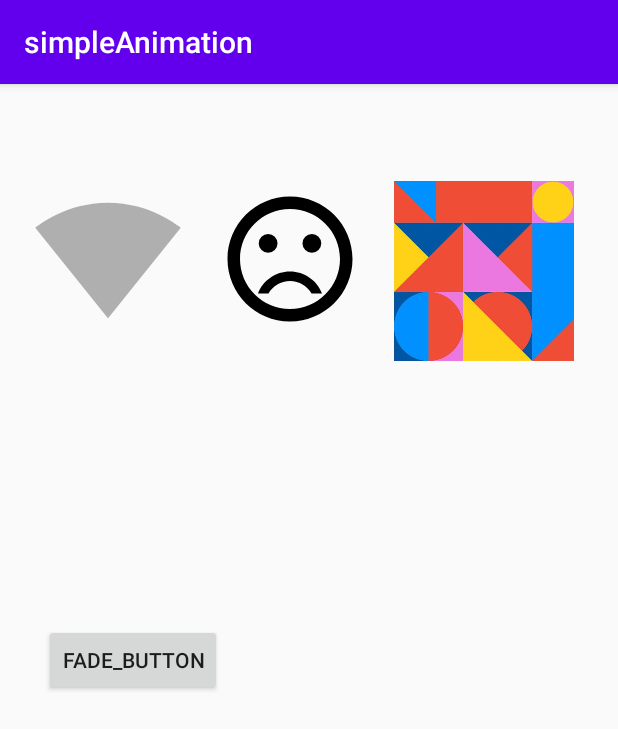
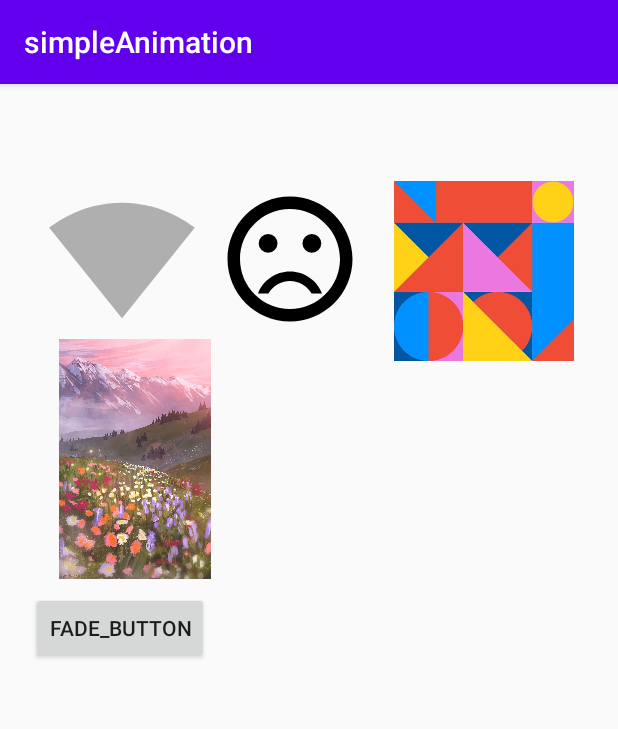
Before and after one commit to gordon-cs/cps350-2020-api-animations_transitions-hagen, an Android app: the screen it shows after launch (MainActivity), on a phone screen of 412 x 824 dp. Shown: the top 729 px of the screen. Run offline under Robolectric (Android 15) with nearby library versions, the phone set to English and light mode, and no system bars.

Commit message:
trying to get image to fade

```diff
--- a/simpleAnimation/app/src/main/res/layout/activity_main.xml
+++ b/simpleAnimation/app/src/main/res/layout/activity_main.xml
@@ -15,7 +15,7 @@
         app:layout_constraintLeft_toLeftOf="parent"
         app:layout_constraintRight_toRightOf="parent"
         app:layout_constraintBottom_toBottomOf="parent"
-        app:layout_constraintHorizontal_bias=".07"
+        app:layout_constraintHorizontal_bias=".1"
         app:layout_constraintVertical_bias=".1"
         android:contentDescription="@string/image"/>
 
@@ -47,14 +47,15 @@
 
     <ImageView
         android:id="@+id/image3"
-        android:layout_width="100dp"
-        android:layout_height="100dp"
+        android:layout_width="160dp"
+        android:layout_height="160dp"
         app:layout_constraintTop_toTopOf="parent"
         app:layout_constraintLeft_toLeftOf="parent"
         app:layout_constraintRight_toRightOf="parent"
         app:layout_constraintBottom_toBottomOf="parent"
-        app:layout_constraintVertical_bias=".3"
-        app:layout_constraintHorizontal_bias=".15"
+        app:layout_constraintVertical_bias=".28"
+        app:layout_constraintHorizontal_bias=".04"
+        android:src="@drawable/flowers"
         android:contentDescription="@string/image_fade"/>
 
 
@@ -66,7 +67,8 @@
         app:layout_constraintLeft_toLeftOf="parent"
         app:layout_constraintRight_toRightOf="parent"
         app:layout_constraintBottom_toBottomOf="parent"
-        app:layout_constraintHorizontal_bias=".1"
+        app:layout_constraintHorizontal_bias=".07"
+        app:layout_constraintVertical_bias=".47"
         android:text="@string/fade_button" />
 
 
```
